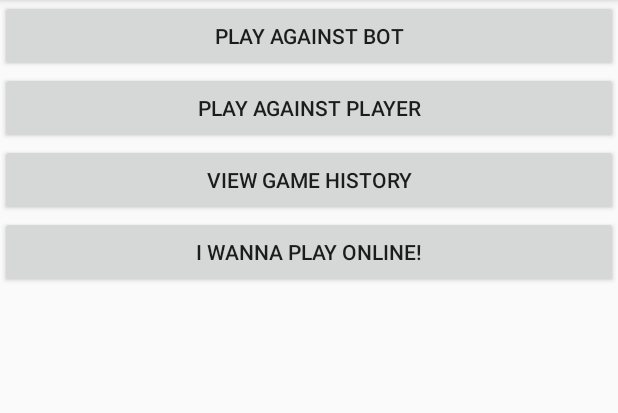
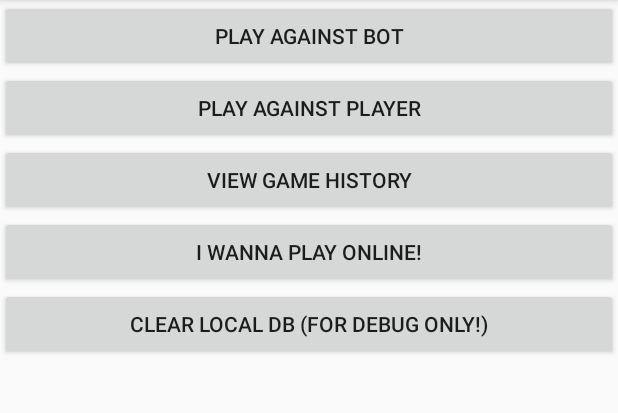
Before and after one commit to LDVSOFT/War-Of-Viruses, an Android app: the screen it shows after launch (MenuActivity), on a phone screen of 412 x 824 dp, the part 84-497 px from its top. Run offline under Robolectric (Android 15) with nearby library versions, the phone set to English and light mode, and no system bars.

Commit message:
Added 'clean DB button', for debug

```diff
--- a/app/src/main/java/net/ldvsoft/warofviruses/MenuActivity.java
+++ b/app/src/main/java/net/ldvsoft/warofviruses/MenuActivity.java
@@ -56,4 +56,9 @@ public class MenuActivity extends AppCompatActivity {
         }
         startActivity(intent);
     }
+
+    public void clearDB(View view) {
+        DBOpenHelper instance = DBOpenHelper.getInstance(this);
+        instance.onUpgrade(instance.getReadableDatabase(), 0, 0);
+    }
 }
--- a/app/src/main/res/layout/activity_menu.xml
+++ b/app/src/main/res/layout/activity_menu.xml
@@ -35,4 +35,12 @@
         android:text="I wanna play online!"
         android:onClick="playOnline"
         android:id="@+id/button_play_online" />
+
+    <Button
+        android:layout_width="match_parent"
+        android:layout_height="wrap_content"
+        android:text="Clear local DB (for debug only!)"
+        android:id="@+id/button_clear_db"
+        android:onClick="clearDB"
+        android:layout_gravity="center_horizontal" />
 </LinearLayout>
```
